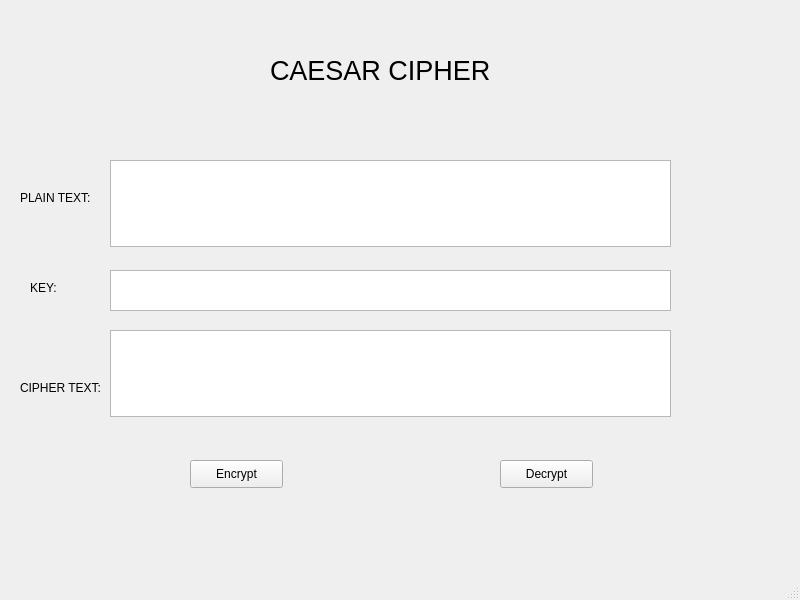
Thangbba/BuiTrongThang-2280602983, file lab-03/ui/caesar.ui: the form before one commit.
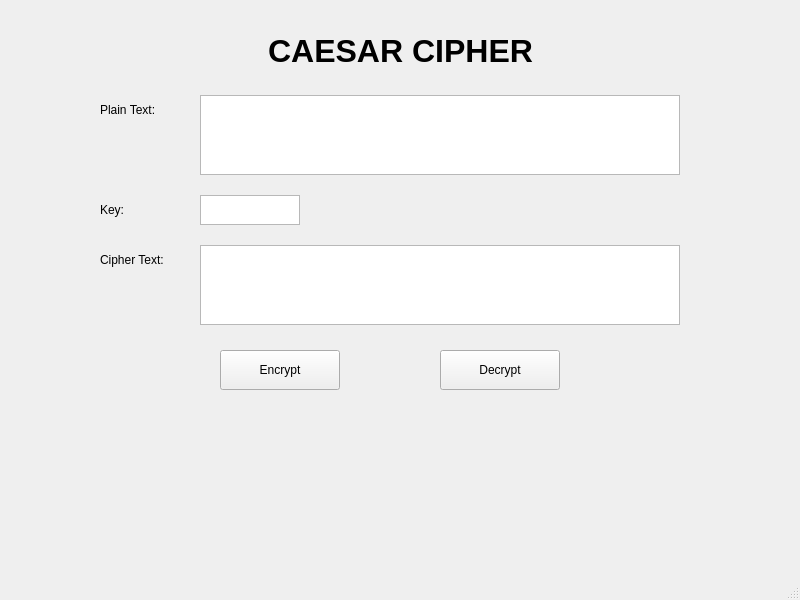
The form after the commit.

What changed in the file:
```diff
--- a/lab-03/ui/caesar.ui
+++ b/lab-03/ui/caesar.ui
@@ -14,50 +14,26 @@
    <string>MainWindow</string>
   </property>
   <widget class="QWidget" name="centralwidget">
-   <widget class="QTextEdit" name="textEdit">
-    <property name="geometry">
-     <rect>
-      <x>110</x>
-      <y>160</y>
-      <width>561</width>
-      <height>87</height>
-     </rect>
-    </property>
-   </widget>
-   <widget class="QTextEdit" name="textEdit_2">
-    <property name="geometry">
-     <rect>
-      <x>110</x>
-      <y>270</y>
-      <width>561</width>
-      <height>41</height>
-     </rect>
-    </property>
-   </widget>
-   <widget class="QTextEdit" name="textEdit_3">
-    <property name="geometry">
-     <rect>
-      <x>110</x>
-      <y>330</y>
-      <width>561</width>
-      <height>87</height>
-     </rect>
-    </property>
-   </widget>
+
+   <!-- Tiêu đề -->
    <widget class="QLabel" name="label">
     <property name="geometry">
      <rect>
-      <x>270</x>
-      <y>30</y>
-      <width>241</width>
-      <height>81</height>
+      <x>260</x>
+      <y>20</y>
+      <width>281</width>
+      <height>61</height>
      </rect>
     </property>
     <property name="font">
      <font>
-      <pointsize>20</pointsize>
+      <pointsize>24</pointsize>
+      <bold>true</bold>
      </font>
     </property>
+    <property name="alignment">
+     <set>Qt::AlignCenter</set>
+    </property>
     <property name="text">
      <string>CAESAR CIPHER</string>
     </property>
@@ -65,49 +41,85 @@
    <widget class="QLabel" name="label_2">
     <property name="geometry">
      <rect>
-      <x>20</x>
-      <y>190</y>
-      <width>81</width>
-      <height>16</height>
+      <x>100</x>
+      <y>100</y>
+      <width>100</width>
+      <height>20</height>
      </rect>
     </property>
     <property name="text">
-     <string>PLAIN TEXT:</string>
+     <string>Plain Text:</string>
     </property>
    </widget>
+   <widget class="QTextEdit" name="textEdit">
+    <property name="geometry">
+     <rect>
+      <x>200</x>
+      <y>95</y>
+      <width>480</width>
+      <height>80</height>
+     </rect>
+    </property>
+   </widget>
+
+   <!-- Key -->
    <widget class="QLabel" name="label_3">
     <property name="geometry">
      <rect>
-      <x>30</x>
-      <y>280</y>
-      <width>55</width>
-      <height>16</height>
+      <x>100</x>
+      <y>200</y>
+      <width>100</width>
+      <height>20</height>
      </rect>
     </property>
     <property name="text">
-     <string>KEY:</string>
+     <string>Key:</string>
     </property>
    </widget>
+   <widget class="QTextEdit" name="textEdit_2">
+    <property name="geometry">
+     <rect>
+      <x>200</x>
+      <y>195</y>
+      <width>100</width>
+      <height>30</height>
+     </rect>
+    </property>
+   </widget>
+
+   <!-- Cipher text -->
    <widget class="QLabel" name="label_4">
     <property name="geometry">
      <rect>
-      <x>20</x>
-      <y>380</y>
-      <width>91</width>
-      <height>16</height>
+      <x>100</x>
+      <y>250</y>
+      <width>100</width>
+      <height>20</height>
      </rect>
     </property>
     <property name="text">
-     <string>CIPHER TEXT:</string>
+     <string>Cipher Text:</string>
     </property>
    </widget>
+   <widget class="QTextEdit" name="textEdit_3">
+    <property name="geometry">
+     <rect>
+      <x>200</x>
+      <y>245</y>
+      <width>480</width>
+      <height>80</height>
+     </rect>
+    </property>
+   </widget>
+
+   <!-- Nút -->
    <widget class="QPushButton" name="pushButton">
     <property name="geometry">
      <rect>
-      <x>190</x>
-      <y>460</y>
-      <width>93</width>
-      <height>28</height>
+      <x>220</x>
+      <y>350</y>
+      <width>120</width>
+      <height>40</height>
      </rect>
     </property>
     <property name="text">
@@ -117,10 +129,10 @@
    <widget class="QPushButton" name="pushButton_2">
     <property name="geometry">
      <rect>
-      <x>500</x>
-      <y>460</y>
-      <width>93</width>
-      <height>28</height>
+      <x>440</x>
+      <y>350</y>
+      <width>120</width>
+      <height>40</height>
      </rect>
     </property>
     <property name="text">
```
Left out of the diff: 5 changed lines with no effect on the pictures.
